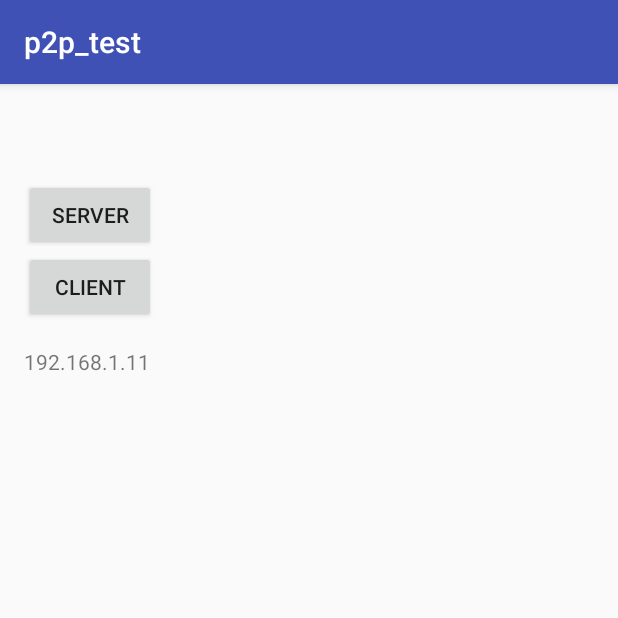
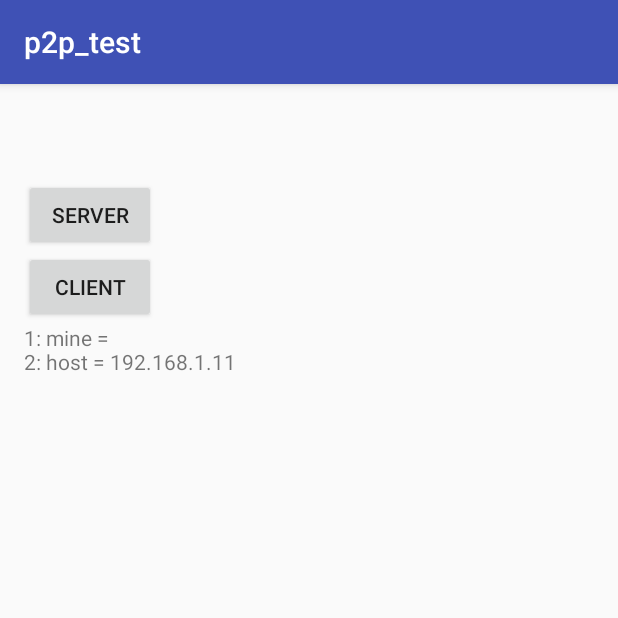
Before and after one commit to maruhiro-k/test, an Android app: the SockActivity screen opened directly, with no data from a screen before it, on a phone screen of 412 x 824 dp, the top half of it. Run offline under Robolectric (Android 15) with nearby library versions, the phone set to English and light mode, and no system bars.

Commit message:
ログを視覚化

```diff
--- a/p2p_test/app/src/main/java/com/example/hiroki/p2p_test/SockActivity.java
+++ b/p2p_test/app/src/main/java/com/example/hiroki/p2p_test/SockActivity.java
@@ -11,6 +11,7 @@ import android.widget.TextView;
 import com.example.hiroki.p2p_test.p2p.AsyncSocket;
 import com.example.hiroki.p2p_test.p2p.ClientSocket;
 import com.example.hiroki.p2p_test.p2p.ServerSocket;
+import com.example.hiroki.p2p_test.util.Logger;
 
 import java.net.InetAddress;
 import java.net.NetworkInterface;
@@ -21,6 +22,7 @@ public class SockActivity extends AppCompatActivity {
     ServerSocket ss;
     ClientSocket cs;
     AsyncSocket.SocketListener mAction;
+    Logger logger = null;
 
     @Override
     protected void onCreate(Bundle savedInstanceState) {
@@ -29,6 +31,7 @@ public class SockActivity extends AppCompatActivity {
 
         TextView t = (TextView) findViewById(R.id.hintText);
         t.setMovementMethod(ScrollingMovementMethod.getInstance());
+        logger = new Logger("SockActivity", t);
 
         String mine = "";
         try {
@@ -50,7 +53,7 @@ public class SockActivity extends AppCompatActivity {
         }
         catch (SocketException e) {
         }
-        t.append(mine + "\n");
+        logger.add("mine = " + mine);
 
         final String host;
         if (mine.equals("192.168.1.11")) {
@@ -59,22 +62,22 @@ public class SockActivity extends AppCompatActivity {
         else {
             host = "192.168.1.11";
         }
-        t.append(host + "\n");
+        logger.add("host = " + host);
 
         mAction = new AsyncSocket.SocketListener() {
             @Override
             public void onSend(boolean result) {
-                Log.d("SockActivity", "onSend: " + result);
+                logger.add("onSend: " + result);
             }
 
             @Override
             public void onRecv(byte[] data) {
-                Log.d("SockActivity", "onRecv: " + data.length);
+                logger.add("onRecv: " + data.length);
             }
 
             @Override
             public void onClose() {
-                Log.d("SockActivity", "onClose");
+                logger.add("onClose");
             }
         };
 
@@ -82,12 +85,12 @@ public class SockActivity extends AppCompatActivity {
         srv_btn.setOnClickListener(new View.OnClickListener() {
             @Override
             public void onClick(View v) {
-                Log.d("SockActivity", "on server");
-
+                logger.add("server.accept: " + PORT);
                 ss = new ServerSocket();
                 ss.accept(PORT, new ServerSocket.AcceptListener() {
                     @Override
                     public void onAccept(AsyncSocket s) {
+                        logger.add("onAccept: " + s);
                         if (s != null) {
                             s.start(mAction);
                         }
@@ -99,12 +102,13 @@ public class SockActivity extends AppCompatActivity {
         clt_btn.setOnClickListener(new View.OnClickListener() {
             @Override
             public void onClick(View v) {
-                Log.d("SockActivity", "on client");
+                logger.add("client.connect: " + host + ":" + PORT);
 
                 cs = new ClientSocket();
                 cs.connect(host, PORT, new ClientSocket.ConnectListener() {
                     @Override
                     public void onConnect(AsyncSocket s, boolean result) {
+                        logger.add("onConnect: " + result);
                         if (s != null) {
                             s.start(mAction);
                         }
--- /dev/null
+++ b/p2p_test/app/src/main/java/com/example/hiroki/p2p_test/util/Logger.java
@@ -0,0 +1,25 @@
+package com.example.hiroki.p2p_test.util;
+
+import android.util.Log;
+import android.widget.TextView;
+
+/**
+ * Created by hiroki on 2016/02/08.
+ */
+public class Logger {
+    String tag;
+    TextView t = null;
+    int num = 0;
+
+    public Logger(String tag, TextView t) {
+        this.tag = tag;
+        this.t = t;
+    }
+
+    public void add(String log) {
+        Log.d(tag, log);
+        if (t != null) {
+            t.append(++num + ": " + log + "\n");
+        }
+    }
+}
```
